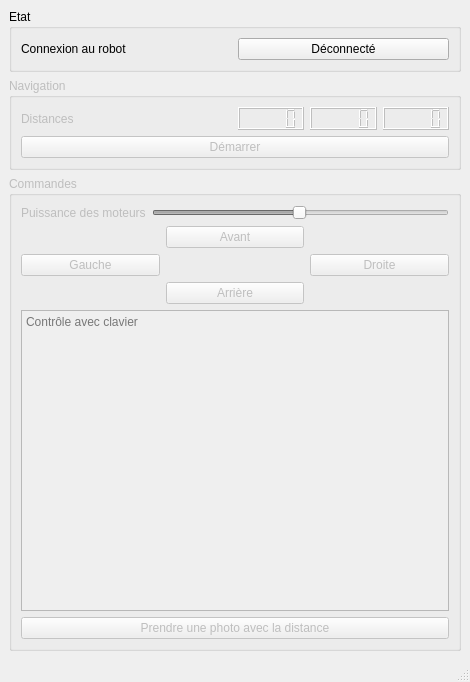
This is Code/PC/GUI/DistancesCarRemoteControler.ui in Hamza5/PFE-Master as Qt 5 draws it before an edit. The edited form follows.
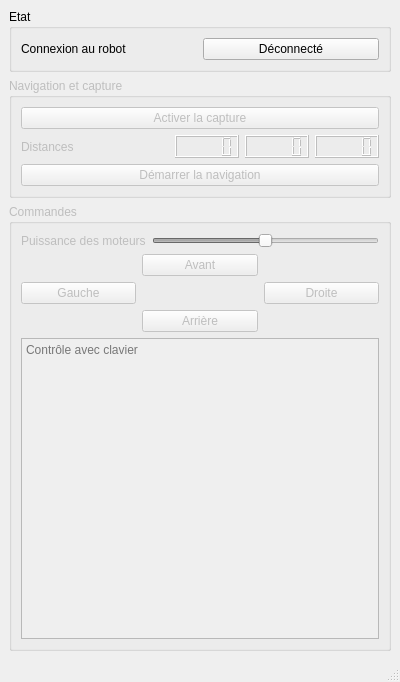
This is the edited form.

Commit message: Séparer le mode de la capture du navigation

The edit to the form file:
```diff
--- a/Code/PC/GUI/DistancesCarRemoteControler.ui
+++ b/Code/PC/GUI/DistancesCarRemoteControler.ui
@@ -6,7 +6,7 @@
    <rect>
     <x>0</x>
     <y>0</y>
-    <width>470</width>
+    <width>400</width>
     <height>682</height>
    </rect>
   </property>
@@ -47,17 +47,17 @@
        <bool>false</bool>
       </property>
       <property name="title">
-       <string>Navigation</string>
+       <string>Navigation et capture</string>
       </property>
       <layout class="QGridLayout" name="gridLayout_3">
-       <item row="0" column="0">
+       <item row="1" column="0">
         <widget class="QLabel" name="distancesLabel">
          <property name="text">
           <string>Distances</string>
          </property>
         </widget>
        </item>
-       <item row="0" column="1">
+       <item row="1" column="1">
         <layout class="QGridLayout" name="gridLayout_2">
          <item row="0" column="0">
           <widget class="QLCDNumber" name="leftDistanceLcdNumber">
@@ -74,10 +74,23 @@
          </item>
         </layout>
        </item>
-       <item row="1" column="0" colspan="2">
+       <item row="2" column="0" colspan="2">
         <widget class="QPushButton" name="navigationPushButton">
          <property name="text">
-          <string>Démarrer</string>
+          <string>Démarrer la navigation</string>
+         </property>
+         <property name="checkable">
+          <bool>true</bool>
+         </property>
+        </widget>
+       </item>
+       <item row="0" column="0" colspan="2">
+        <widget class="QPushButton" name="enableCapturePushButton">
+         <property name="text">
+          <string>Activer la capture</string>
+         </property>
+         <property name="checkable">
+          <bool>true</bool>
          </property>
         </widget>
        </item>
@@ -148,15 +161,14 @@
          </item>
         </layout>
        </item>
-       <item row="3" column="0" colspan="2">
-        <widget class="QPushButton" name="capturePushButton">
-         <property name="text">
-          <string>Prendre une photo avec la distance</string>
-         </property>
-        </widget>
-       </item>
        <item row="2" column="0" colspan="2">
         <widget class="QPlainTextEdit" name="keyboardControlPlainTextEdit">
+         <property name="sizePolicy">
+          <sizepolicy hsizetype="Expanding" vsizetype="Expanding">
+           <horstretch>0</horstretch>
+           <verstretch>0</verstretch>
+          </sizepolicy>
+         </property>
          <property name="contextMenuPolicy">
           <enum>Qt::NoContextMenu</enum>
          </property>
```
Left out of the diff: 2 changed lines with no effect on the pictures. The commit also changes 4 other files.
